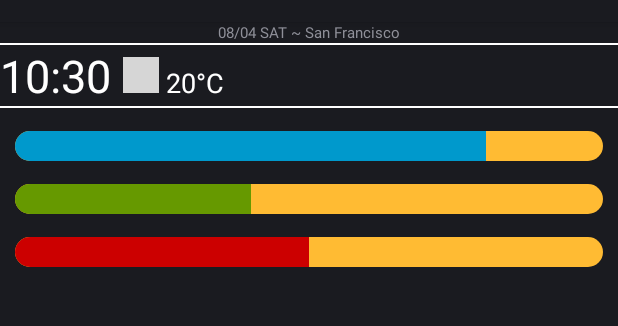
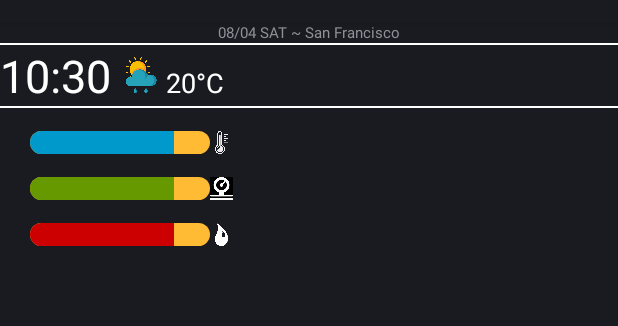
Before and after one commit to sadikshya2001/WearOS, an Android app: the screen it shows after launch (MainActivity), on a phone screen of 412 x 824 dp, the part 62-388 px from its top. Run offline under Robolectric (Android 15) with nearby library versions, the phone set to English and light mode, and no system bars; plain views replace BoxInsetLayout; grey boxes are pictures that could not be loaded.

Commit message:
-progress bar with colours

```diff
--- a/app/src/main/res/layout/activity_main.xml
+++ b/app/src/main/res/layout/activity_main.xml
@@ -62,47 +62,87 @@
             android:layout_height="1dp"
             android:background="@android:color/white" />
 
+        <RelativeLayout
+            android:layout_width="match_parent"
+            android:layout_height="wrap_content">
+
             <ProgressBar
                 android:id="@+id/progressBar"
                 style="@style/Widget.AppCompat.ProgressBar.Horizontal"
-            android:layout_width="match_parent"
-            android:layout_height="20dp"
+                android:layout_width="120dp"
+                android:layout_height="15dp"
+                android:layout_marginLeft="20dp"
                 android:layout_marginTop="15dp"
-            android:layout_marginLeft="10dp"
-            android:layout_marginRight="10dp"
                 android:baselineAligned="false"
                 android:indeterminate="false"
                 android:progress="80"
                 android:progressDrawable="@drawable/horizontal_progress_bar"
                 android:visibility="visible" />
 
+            <ImageView
+                android:layout_width="15dp"
+                android:layout_height="15dp"
+                android:layout_alignTop="@+id/progressBar"
+                android:layout_alignBottom="@+id/progressBar"
+                android:layout_toEndOf="@+id/progressBar"
+                android:src="@drawable/temperature" />
+
+        </RelativeLayout>
+
+        <RelativeLayout
+            android:layout_width="match_parent"
+            android:layout_height="wrap_content">
+
             <ProgressBar
                 android:id="@+id/progressBar1"
                 style="@style/Widget.AppCompat.ProgressBar.Horizontal"
-            android:layout_width="match_parent"
-            android:layout_height="20dp"
+                android:layout_width="120dp"
+                android:layout_height="15dp"
+                android:layout_marginLeft="20dp"
                 android:layout_marginTop="15dp"
-            android:layout_marginLeft="10dp"
-            android:layout_marginRight="10dp"
                 android:baselineAligned="false"
                 android:indeterminate="false"
-            android:progress="40"
+                android:progress="80"
                 android:progressDrawable="@drawable/horizontal_progress_bar2"
                 android:visibility="visible" />
+
+            <ImageView
+                android:layout_width="15dp"
+                android:layout_height="15dp"
+                android:layout_alignTop="@+id/progressBar1"
+                android:layout_alignBottom="@+id/progressBar1"
+                android:layout_toEndOf="@+id/progressBar1"
+                android:src="@drawable/pressure" />
+
+        </RelativeLayout>
+
+        <RelativeLayout
+            android:layout_width="match_parent"
+            android:layout_height="wrap_content">
 
             <ProgressBar
                 android:id="@+id/progressBar2"
                 style="@style/Widget.AppCompat.ProgressBar.Horizontal"
-            android:layout_width="match_parent"
-            android:layout_height="20dp"
+                android:layout_width="120dp"
+                android:layout_height="15dp"
+                android:layout_marginLeft="20dp"
                 android:layout_marginTop="15dp"
-            android:layout_marginLeft="10dp"
-            android:layout_marginRight="10dp"
                 android:baselineAligned="false"
                 android:indeterminate="false"
-            android:progress="50"
+                android:progress="80"
                 android:progressDrawable="@drawable/horizontal_progress_bar3"
                 android:visibility="visible" />
+
+            <ImageView
+                android:layout_width="15dp"
+                android:layout_height="15dp"
+                android:layout_alignTop="@+id/progressBar2"
+                android:layout_alignBottom="@+id/progressBar2"
+                android:layout_toEndOf="@+id/progressBar2"
+                android:src="@drawable/humidity" />
+
+        </RelativeLayout>
+
 
 
     </LinearLayout>
```
Also changed, not shown: app/src/main/res/drawable/humidity.png (added), app/src/main/res/drawable/pressure.png (added), app/src/main/res/drawable/temperature.png (added), app/src/main/res/drawable/weather.png (added). Lines whose indentation alone changed are shown as unchanged.
